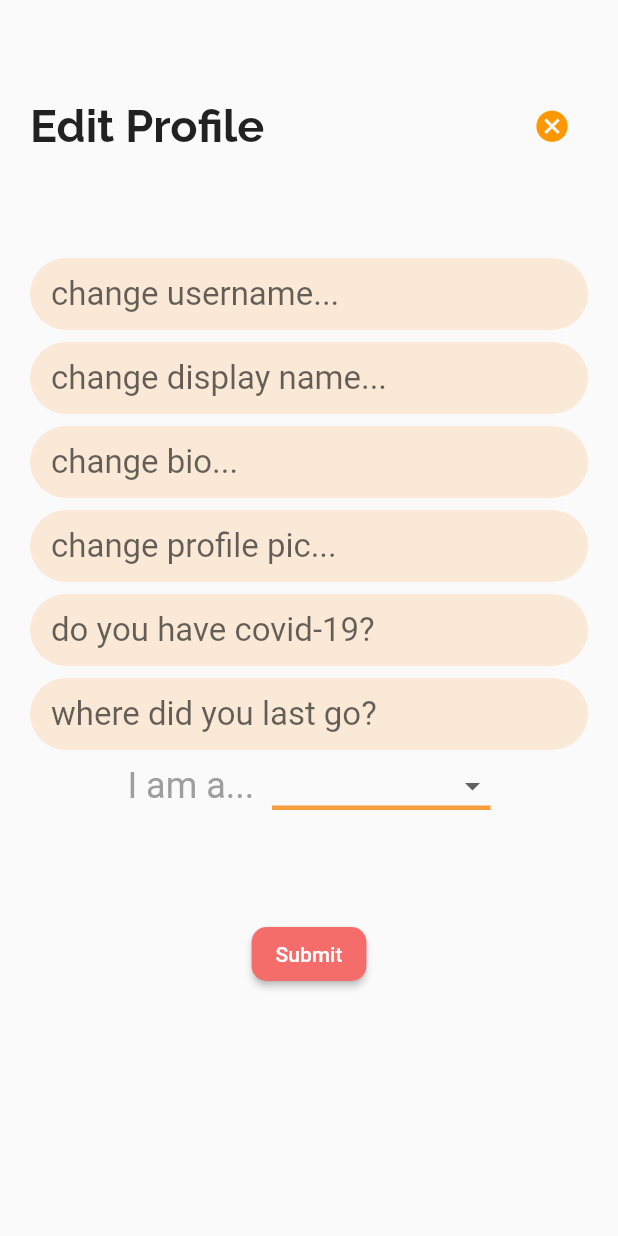
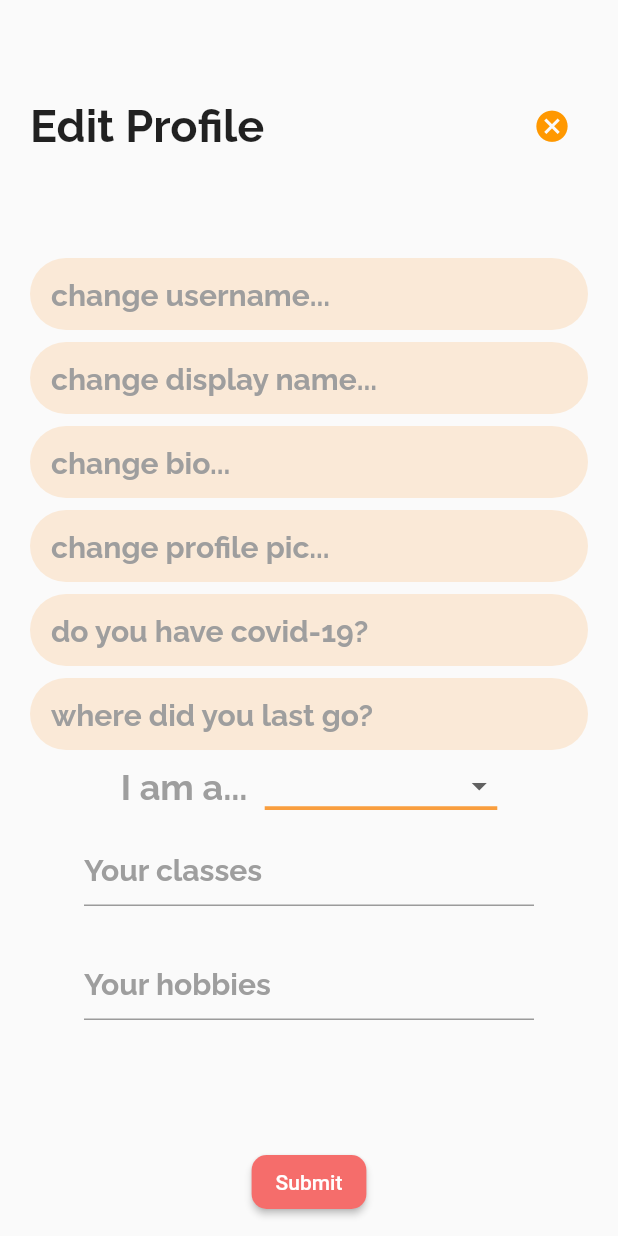
Before and after one commit to ishajain15/UniLyfe, a Flutter app: the ProfilePage screen opened directly, after a tap on "Edit Profile", on a phone screen of 412 x 824 dp. Run offline on Flutter 3.47's test engine with Material 2 defaults, Android fonts, the phone set to English and light mode, and no system bars; our stand-ins replace auto_size_text, cloud_firestore, community_material_icon, firebase_auth, firebase_core, font_awesome_flutter and 4 more; missing offline and left inert: polls, profanity_filter; accounts and stored records are empty; generated files the repository leaves out were written again.

Commit message:
ok the tags kind of work, idk whats wrong

```diff
--- a/unilyfe_app/lib/page/profile_page.dart
+++ b/unilyfe_app/lib/page/profile_page.dart
@@ -2,6 +2,8 @@ import 'dart:io';
 
 import 'package:firebase_auth/firebase_auth.dart' as fire_auth;
 import 'package:flutter/material.dart';
+import 'package:flutter/rendering.dart';
+import 'package:flutter/services.dart';
 import 'package:unilyfe_app/customized_items/buttons/lets_go_button.dart';
 import 'package:unilyfe_app/customized_items/buttons/logout_button.dart';
 import 'package:unilyfe_app/models/User.dart';
@@ -25,7 +27,6 @@ class _ProfilePageState extends State<ProfilePage> {
   bool _validUsername = true;
   User user = User('', '', '', '', [], []);
   String _currentUsername = '';
-  //String _currentYear = "";
   final TextEditingController _usernameController = TextEditingController();
   final TextEditingController _displayNameController = TextEditingController();
   final TextEditingController _bioController = TextEditingController();
@@ -33,12 +34,13 @@ class _ProfilePageState extends State<ProfilePage> {
       TextEditingController();
   final TextEditingController _covidController = TextEditingController();
   final TextEditingController _locationController = TextEditingController();
+  TextEditingController _classesController = TextEditingController(text: '');
+  TextEditingController _hobbiesController = TextEditingController(text: '');
   bool circular = false;
   PickedFile _imageFile;
-  final _globalkey = GlobalKey<FormState>();
+  //final _globalkey = GlobalKey<FormState>();
   final ImagePicker _picker = ImagePicker();
-
-  //final db = FirebaseFirestore.instance;
+  final db = FirebaseFirestore.instance;
 
   @override
   Widget build(BuildContext context) {
@@ -84,8 +86,6 @@ class _ProfilePageState extends State<ProfilePage> {
             }
           },
         ),
-        //LetsGoButton(),
-        //BackButtonWidget(),
 
         // ignore: deprecated_member_use
         FlatButton(
@@ -102,7 +102,7 @@ class _ProfilePageState extends State<ProfilePage> {
         CircleAvatar(
           radius: 100.0,
           backgroundImage: _imageFile == null
-              ? AssetImage('assets/gayathri_armstrong.png')
+              ? AssetImage('assets/empty-profile.png')
               : FileImage(File(_imageFile.path)),
         ),
         Positioned(
@@ -151,7 +151,6 @@ class _ProfilePageState extends State<ProfilePage> {
               icon: Icon(Icons.camera),
               onPressed: () {
                 takePhoto(ImageSource.camera);
-                print('in take photo');
               },
               label: Text("Camera",
                   style: TextStyle(
@@ -163,7 +162,6 @@ class _ProfilePageState extends State<ProfilePage> {
               icon: Icon(Icons.image),
               onPressed: () {
                 takePhoto(ImageSource.gallery);
-                print('in take photo');
               },
               label: Text("Gallery",
                   style: TextStyle(
@@ -246,19 +244,12 @@ class _ProfilePageState extends State<ProfilePage> {
   }
 
   Widget _displayClasses(context, snapshot) {
-    //print('helllooooooooo');
     return Column(
       children: <Widget>[
         FutureBuilder(
             future: _getProfileData(),
             builder: (context, snapshot) {
               if (snapshot.connectionState == ConnectionState.done) {}
-              /*for (int i = 0; i < user.classes.length; i++) {
-                print("classsss: " + user.classes[i]);
-              }*/
-              //return chipList(
-              //    user.classes,
-              //    const Color(0xFFF99E3E));
               return Container(
                   child: Column(
                 children: [
@@ -307,15 +298,25 @@ class _ProfilePageState extends State<ProfilePage> {
     return TextField(
       controller: editingController,
       autofocus: false,
-      style: TextStyle(fontSize: 22.0, color: Colors.black),
+      style: TextStyle(
+          fontSize: 22,
+          color: Colors.black,
+          fontFamily: 'Raleway',
+          fontWeight: FontWeight.bold),
       decoration: InputDecoration(
         filled: true,
         fillColor: Color(0xFFfae9d7),
         hintText: textBoxText,
+        hintStyle: TextStyle(
+          color: Colors.grey,
+          fontSize: 20,
+          fontFamily: 'Raleway',
+          fontWeight: FontWeight.bold,
+        ),
         contentPadding:
             const EdgeInsets.only(left: 14.0, bottom: 8.0, top: 8.0),
         focusedBorder: OutlineInputBorder(
-          borderSide: BorderSide(color: Colors.black),
+          borderSide: BorderSide(color: Colors.grey),
           borderRadius: BorderRadius.circular(25.7),
         ),
         enabledBorder: UnderlineInputBorder(
@@ -326,7 +327,7 @@ class _ProfilePageState extends State<ProfilePage> {
     );
   }
 
-  final db = FirebaseFirestore.instance;
+  //final db = FirebaseFirestore.instance;
 
   // ignore: always_declare_return_types
   showAlertDialog(BuildContext context) async {
@@ -374,6 +375,14 @@ class _ProfilePageState extends State<ProfilePage> {
       _currentUsername = result['username'].toString();
       user.classes = List.from(result['classes']);
       user.hobbies = List.from(result['hobbies']);
+      _classesController = TextEditingController(
+          text: user.classes
+              .toString()
+              .substring(1, ((user.classes.toString()).length - 1)));
+      _hobbiesController = TextEditingController(
+          text: user.hobbies
+              .toString()
+              .substring(1, ((user.hobbies.toString()).length - 1)));
     });
   }
 
@@ -467,10 +476,25 @@ class _ProfilePageState extends State<ProfilePage> {
                     children: <Widget>[
                       Text(
                         'I am a...  ',
-                        style: TextStyle(color: Colors.grey, fontSize: 24),
+                        style: TextStyle(
+                          color: Colors.grey,
+                          fontSize: 24,
+                          fontFamily: 'Raleway',
+                          fontWeight: FontWeight.bold,
+                        ),
                       ),
                       _dropDown,
                     ]),
+                FutureBuilder(
+                  future: Provider.of(context).auth.getCurrentUID(),
+                  builder: (context, snapshot) {
+                    if (snapshot.connectionState == ConnectionState.done) {
+                      return _displayClassandHobbyBoxes(context, snapshot);
+                    } else {
+                      return CircularProgressIndicator();
+                    }
+                  },
+                ),
                 pad,
                 Row(
                   mainAxisAlignment: MainAxisAlignment.center,
@@ -507,6 +531,10 @@ class _ProfilePageState extends State<ProfilePage> {
                                 .doc(uid)
                                 .update({'username': user.username});
                           }
+                        }
+                        if (_usernameController.text == '' ||
+                            _usernameController.text == null) {
+                          _validUsername = true;
                         }
                         if (_displayNameController.text != null &&
                             _displayNameController.text != '') {
@@ -546,6 +574,37 @@ class _ProfilePageState extends State<ProfilePage> {
                               .update({'year': year});
                         }
 
+                        if (_hobbiesController.text != null) {
+                          user.hobbies = (_hobbiesController.text.split(', '));
+                          print("hobbies: " + _hobbiesController.text);
+                          setState(() {
+                            user.hobbies =
+                                (_hobbiesController.text.split(', '));
+                          });
+                          await Provider.of(context)
+                              .db
+                              .collection('userData')
+                              .doc(uid)
+                              .update({
+                            'hobbies': _hobbiesController.text.split(', ')
+                          });
+                        }
+                        if (_classesController.text != null) {
+                          user.classes = (_classesController.text.split(', '));
+                          print("classes: " + _classesController.text);
+                          setState(() {
+                            user.classes =
+                                (_classesController.text.split(', '));
+                          });
+                          await Provider.of(context)
+                              .db
+                              .collection('userData')
+                              .doc(uid)
+                              .update({
+                            'classes': _classesController.text.split(', ')
+                          });
+                        }
+
                         /*if (_profilePictureController.text != null &&
                               _profilePictureController.text != "") {
                             user.picturePath = _profilePictureController.text;
@@ -583,10 +642,6 @@ class _ProfilePageState extends State<ProfilePage> {
                     )
                   ],
                 ),
-                Row(
-                  mainAxisAlignment: MainAxisAlignment.center,
-                  children: <Widget>[],
-                )
               ],
             ),
           ),
@@ -594,34 +649,65 @@ class _ProfilePageState extends State<ProfilePage> {
       },
     );
   }
+
+  Widget _displayClassandHobbyBoxes(context, snapshot) {
+    return Column(children: <Widget>[
+      FutureBuilder(
+          future: _getProfileData(),
+          builder: (context, snapshot) {
+            if (snapshot.connectionState == ConnectionState.done) {}
+            return Column(children: <Widget>[
+              Padding(
+                padding: const EdgeInsets.all(8.0),
+                child: ConstrainedBox(
+                  constraints: BoxConstraints.tight(const Size(300, 60)),
+                  child: TextField(
+                      style: TextStyle(
+                          fontSize: 18,
+                          color: Colors.black,
+                          fontFamily: 'Raleway',
+                          fontWeight: FontWeight.bold),
+                      autofocus: false,
+                      controller: _classesController,
+                      decoration: InputDecoration(
+                        hintText: 'Your classes',
+                        hintStyle: TextStyle(
+                          color: Colors.grey,
+                          fontSize: 20,
+                          fontFamily: 'Raleway',
+                          fontWeight: FontWeight.bold,
+                        ),
+                      )),
+                ),
+              ),
+              Padding(
+                padding: const EdgeInsets.all(8.0),
+                child: ConstrainedBox(
+                  constraints: BoxConstraints.tight(const Size(300, 60)),
+                  child: TextField(
+                      style: TextStyle(
+                          fontSize: 18,
+                          color: Colors.black,
+                          fontFamily: 'Raleway',
+                          fontWeight: FontWeight.bold),
+                      autofocus: false,
+                      controller: _hobbiesController,
+                      decoration: InputDecoration(
+                        hintText: 'Your hobbies',
+                        hintStyle: TextStyle(
+                          color: Colors.grey,
+                          fontSize: 20,
+                          fontFamily: 'Raleway',
+                          fontWeight: FontWeight.bold,
+                        ),
+                      )),
+                ),
+              ),
+            ]);
+          })
+    ]);
+  }
 }
-
-// ignore: camel_case_types
-/*class _profilePicture extends StatefulWidget {
-  @override
-  _myProfilePictureState createState() => _myProfilePictureState();
-}
-
-// ignore: camel_case_types
-class _myProfilePictureState extends State<_profilePicture> {
-  @override
-  Widget build(BuildContext context) {
-    return GestureDetector(
-        onTap: () {
-          print('hello');
-        },
-        child: Container(
-          width: 200,
-          height: 200,
-          decoration: BoxDecoration(
-            shape: BoxShape.circle,
-            image: DecorationImage(
-              image: AssetImage('assets/gayathri_armstrong.png'),
-            ),
-          ),
-        ));
-  }
-}*/
 
 class _MyYearDropDownWidget extends StatefulWidget {
   const _MyYearDropDownWidget({Key key}) : super(key: key);
@@ -672,21 +758,22 @@ class _MyYearDropDown extends State<_MyYearDropDownWidget> {
             future: _getYearData(),
             builder: (context, snapshot) {
               if (snapshot.connectionState == ConnectionState.done) {}
-              return DropdownButton<String>(
+              return Container(
+                  child: DropdownButton<String>(
                 value: user.year,
                 //icon: const Icon(Icons.arrow_downward),
                 iconSize: 24,
                 elevation: 16,
                 style: const TextStyle(color: Colors.grey, fontSize: 24),
                 underline: Container(
-                  height: 3,
+                  height: 2.5,
                   color: const Color(0xFFF99E3E),
                 ),
                 onChanged: (String newValue) async {
                   user.year = newValue;
                   setState(() {
                     year = newValue;
-                    print('global variable year: ' + year);
+                    //print('global variable year: ' + year);
                     dropdownValue = newValue;
                   });
                   /*final uid = await Provider.of(context).auth.getCurrentUID();
@@ -700,10 +787,16 @@ class _MyYearDropDown extends State<_MyYearDropDownWidget> {
                     .map<DropdownMenuItem<String>>((String value) {
                   return DropdownMenuItem<String>(
                     value: value,
-                    child: Text(value),
+                    child: Text(value,
+                        style: TextStyle(
+                          color: Colors.grey,
+                          fontSize: 24,
+                          fontFamily: 'Raleway',
+                          fontWeight: FontWeight.bold,
+                        )),
                   );
                 }).toList(),
-              );
+              ));
             }),
       ],
     );
--- a/unilyfe_app/pubspec.yaml
+++ b/unilyfe_app/pubspec.yaml
@@ -75,6 +75,8 @@ flutter:
     - assets/gayathri_armstrong.png
     - assets/destination_map_marker.png
     - assets/covid_key.jpg
+    - assets/empty-profile.png
+    - assets/pato.jpg
   fonts:
   - family:  MyFlutterApp
     fonts:
```
Also changed, not shown: unilyfe_app/assets/empty-profile.png (added), unilyfe_app/assets/pato.jpg (added).
